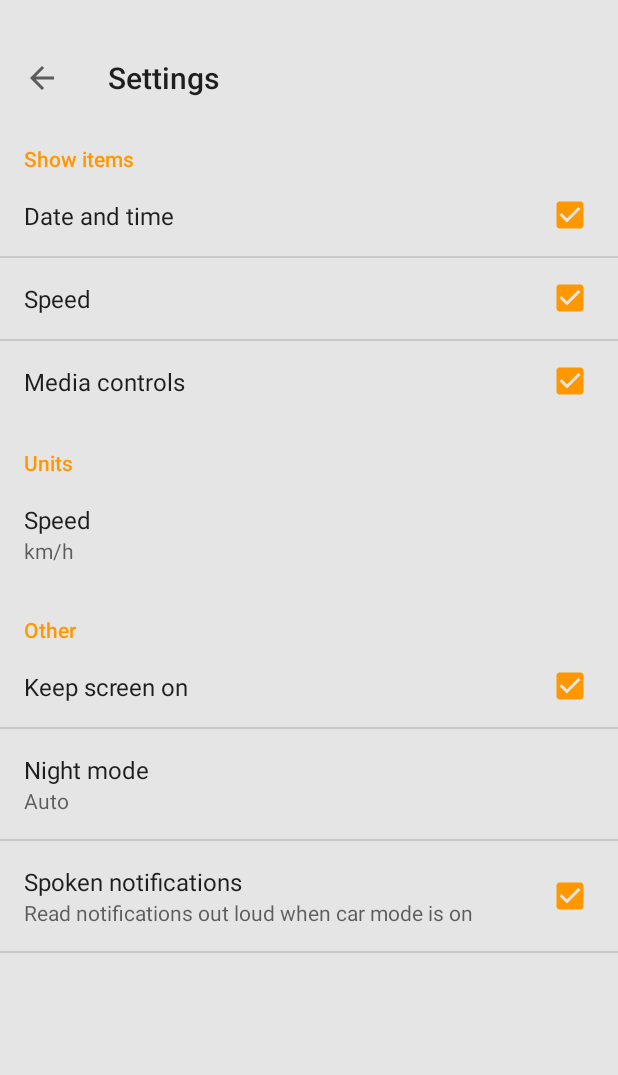
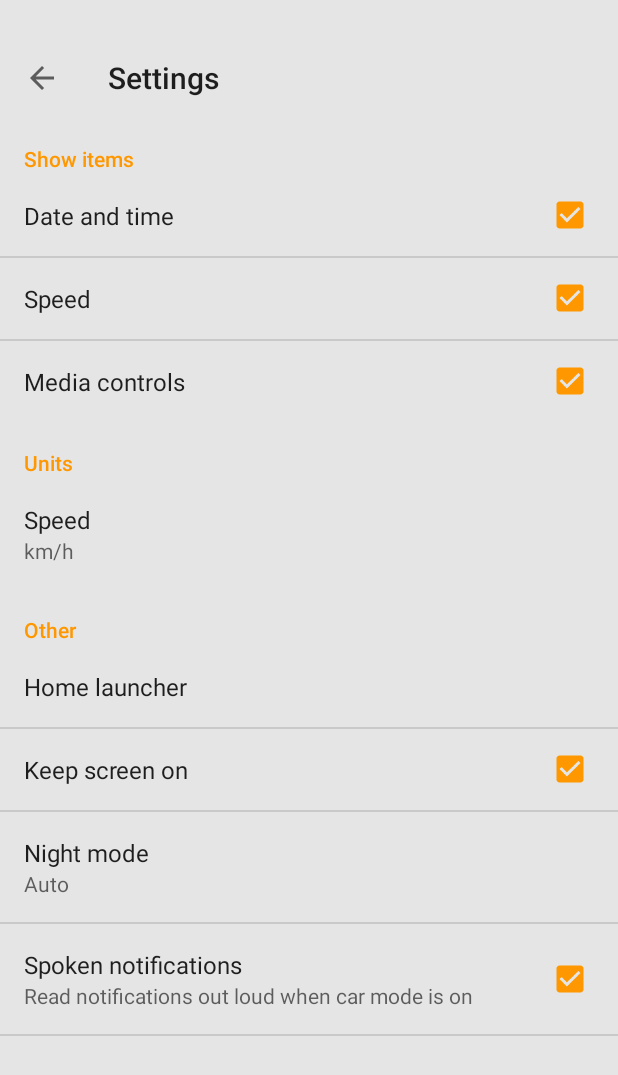
Before and after one commit to SvenDub/Dashboard, an Android app: the SettingsActivity screen opened directly, with no data from a screen before it, on a phone screen of 412 x 824 dp. Shown: the top 1075 px of the screen. Run offline under Robolectric (Android 15) with nearby library versions, the phone set to English and light mode, and no system bars.

Commit message:
Added preference for selecting default launcher

```diff
--- a/app/src/main/java/nl/svendubbeld/car/SettingsActivity.java
+++ b/app/src/main/java/nl/svendubbeld/car/SettingsActivity.java
@@ -25,10 +25,17 @@ package nl.svendubbeld.car;
 
 import android.app.Activity;
 import android.app.FragmentTransaction;
+import android.content.Intent;
+import android.content.pm.PackageManager;
+import android.content.pm.ResolveInfo;
 import android.os.Bundle;
+import android.preference.ListPreference;
 import android.preference.PreferenceFragment;
 import android.view.View;
 import android.widget.Toolbar;
+
+import java.util.ArrayList;
+import java.util.List;
 
 public class SettingsActivity extends Activity {
 
@@ -38,7 +45,10 @@ public class SettingsActivity extends Activity {
         setContentView(R.layout.activity_settings);
 
         setActionBar((Toolbar) findViewById(R.id.toolbar));
-        getActionBar().setDisplayHomeAsUpEnabled(true);
+
+        if (getActionBar() != null) {
+            getActionBar().setDisplayHomeAsUpEnabled(true);
+        }
 
         if (savedInstanceState == null) {
             FragmentTransaction fragmentTransaction = getFragmentManager().beginTransaction();
@@ -49,6 +59,8 @@ public class SettingsActivity extends Activity {
 
     public static class SettingsFragment extends PreferenceFragment {
 
+        Intent findHomeIntent;
+
         public void onCreate(Bundle savedInstanceState) {
             super.onCreate(savedInstanceState);
             addPreferencesFromResource(R.xml.preferences);
@@ -58,6 +70,34 @@ public class SettingsActivity extends Activity {
             super.onViewCreated(view, savedInstanceState);
 
             view.findViewById(android.R.id.list).setPadding(0, 0, 0, getResources().getDimensionPixelSize(R.dimen.nav_bar_height));
+
+            ListPreference prefLauncher = (ListPreference) findPreference("pref_key_launcher");
+
+            PackageManager packageManager = getActivity().getPackageManager();
+            findHomeIntent = new Intent(Intent.ACTION_MAIN);
+            findHomeIntent.addCategory(Intent.CATEGORY_HOME);
+
+            List<ResolveInfo> homeActivitiesFiltered = new ArrayList<>();
+            List<ResolveInfo> homeActivities = packageManager.queryIntentActivities(findHomeIntent, PackageManager.MATCH_DEFAULT_ONLY);
+            for (ResolveInfo resolveInfo : homeActivities) {
+                if (!resolveInfo.activityInfo.name.equals("nl.svendubbeld.car.HomeActivity")) {
+                    homeActivitiesFiltered.add(resolveInfo);
+                    if (prefLauncher.getValue().isEmpty()) {
+                        prefLauncher.setValue(resolveInfo.activityInfo.packageName + "/" + resolveInfo.activityInfo.name);
+                    }
+                }
+            }
+
+            CharSequence[] prefLauncherEntries = new CharSequence[homeActivitiesFiltered.size()];
+            CharSequence[] prefLauncherValues = new CharSequence[homeActivitiesFiltered.size()];
+            for (int i = 0; i < homeActivitiesFiltered.size(); i++) {
+                ResolveInfo resolveInfo = homeActivitiesFiltered.get(i);
+                prefLauncherEntries[i] = resolveInfo.activityInfo.loadLabel(packageManager);
+                prefLauncherValues[i] = resolveInfo.activityInfo.packageName + "/" + resolveInfo.activityInfo.name;
+            }
+
+            prefLauncher.setEntries(prefLauncherEntries);
+            prefLauncher.setEntryValues(prefLauncherValues);
         }
     }
 }
--- a/app/src/main/res/values/strings.xml
+++ b/app/src/main/res/values/strings.xml
@@ -34,6 +34,7 @@
     <string name="pref_title_bg">Background</string>
     <string name="pref_title_colors">Colors</string>
     <string name="pref_title_keep_screen_on">Keep screen on</string>
+    <string name="pref_title_launcher">Home launcher</string>
     <string name="pref_title_night_mode">Night mode</string>
     <string name="pref_title_other">Other</string>
     <string name="pref_title_show_date">Date and time</string>
--- a/app/src/main/res/xml/preferences.xml
+++ b/app/src/main/res/xml/preferences.xml
@@ -46,6 +46,11 @@
             android:title="@string/pref_title_unit_speed" />
     </PreferenceCategory>
     <PreferenceCategory android:title="@string/pref_title_other">
+        <ListPreference
+            android:defaultValue=""
+            android:key="pref_key_launcher"
+            android:summary="%s"
+            android:title="@string/pref_title_launcher" />
         <CheckBoxPreference
             android:defaultValue="true"
             android:key="pref_key_keep_screen_on"
```
Also changed, not shown: app/src/main/java/nl/svendubbeld/car/HomeActivity.java (+52 -1 lines), app/src/main/res/layout/activity_car.xml (+1 -6 lines).
